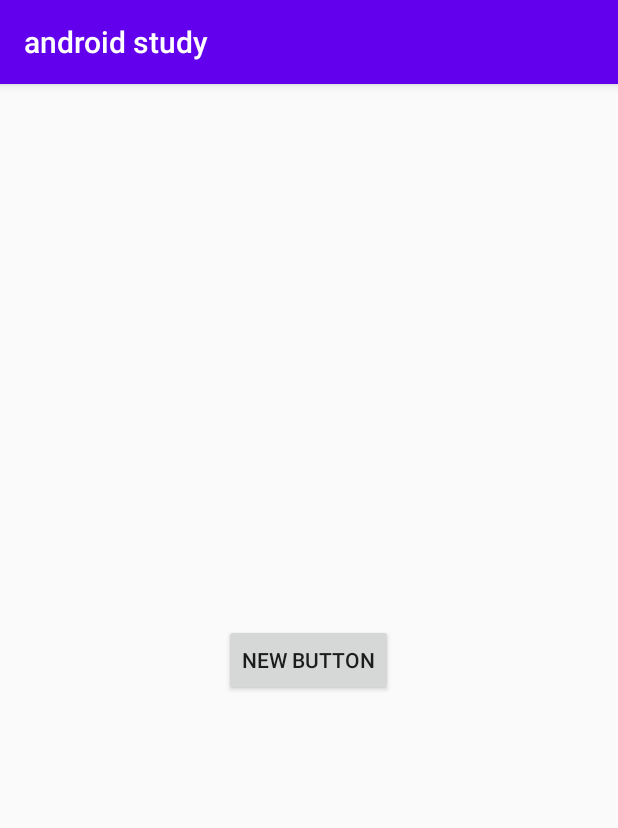
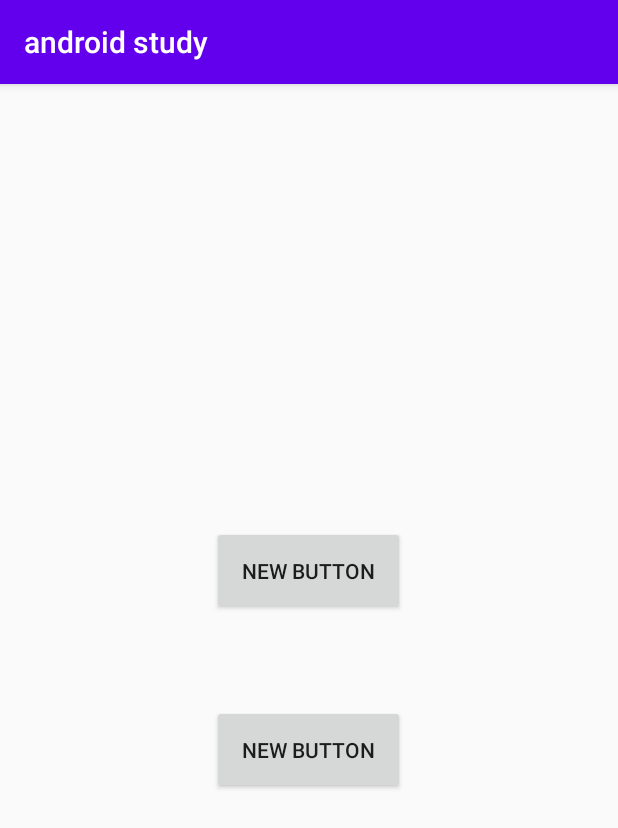
Before and after one commit to materokatti/simple-android-project, an Android app: the screen it shows after launch (MainActivity), on a phone screen of 412 x 824 dp. Shown: the top 828 px of the screen. Run offline under Robolectric (Android 15) with nearby library versions, the phone set to English and light mode, and no system bars.

Commit message:
ADD : one more button & padding

```diff
--- a/app/src/main/res/layout/activity_main.xml
+++ b/app/src/main/res/layout/activity_main.xml
@@ -12,6 +12,15 @@
         android:id="@+id/button"
         android:layout_width="wrap_content"
         android:layout_height="wrap_content"
-        android:text="New Button" />
+        android:text="New Button"
+        android:padding="20dp"
+        android:layout_marginBottom="60dp"/>
+    <Button
+        android:id="@+id/button2"
+        android:layout_width="wrap_content"
+        android:layout_height="wrap_content"
+        android:padding="20dp"
+        android:text="New Button"
+        />
 
 </LinearLayout>
```
